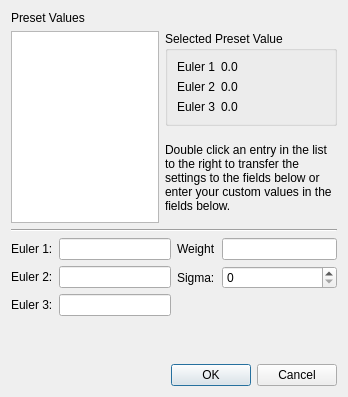
Before: the Qt Designer form Source/Applications/StatsGenerator/UI_Files/TextureDialog.ui in BlueQuartzSoftware/DREAM3D, drawn with Qt 5.
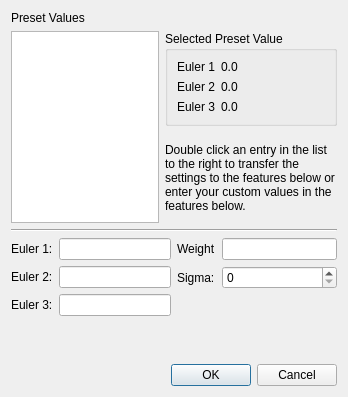
After: the same form once the commit is applied.

The edit to the form file:
```diff
--- a/Source/Applications/StatsGenerator/UI_Files/TextureDialog.ui
+++ b/Source/Applications/StatsGenerator/UI_Files/TextureDialog.ui
@@ -83,7 +83,7 @@
      <item row="2" column="2">
       <widget class="QLabel" name="label_8">
        <property name="text">
-        <string>Double click an entry in the list to the right to transfer the settings to the fields below or enter your custom values in the fields below. </string>
+        <string>Double click an entry in the list to the right to transfer the settings to the features below or enter your custom values in the features below. </string>
        </property>
        <property name="wordWrap">
         <bool>true</bool>
```
